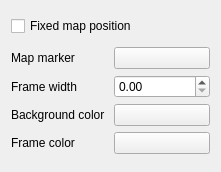
The window that src/ui/qgsannotationwidgetbase.ui (qgis/QGIS) describes before a commit, drawn with Qt 5.
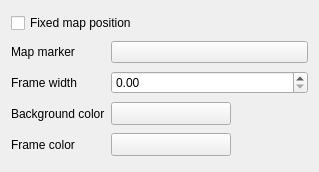
The same window after the commit. Custom widgets are drawn as their Qt base class.

Commit message: Port some more color buttons to QgsColorButtonV2

```diff
--- a/src/ui/qgsannotationwidgetbase.ui
+++ b/src/ui/qgsannotationwidgetbase.ui
@@ -6,15 +6,15 @@
    <rect>
     <x>0</x>
     <y>0</y>
-    <width>221</width>
+    <width>319</width>
     <height>172</height>
    </rect>
   </property>
   <property name="windowTitle">
    <string>Form</string>
   </property>
-  <layout class="QGridLayout" name="gridLayout_2">
-   <item row="0" column="0">
+  <layout class="QGridLayout" name="gridLayout">
+   <item row="0" column="0" colspan="2">
     <widget class="QCheckBox" name="mMapPositionFixedCheckBox">
      <property name="text">
       <string>Fixed map position</string>
@@ -22,22 +22,6 @@
     </widget>
    </item>
    <item row="1" column="0">
-    <layout class="QGridLayout" name="gridLayout">
-     <item row="3" column="1">
-      <widget class="QgsColorButton" name="mFrameColorButton">
-       <property name="text">
-        <string/>
-       </property>
-      </widget>
-     </item>
-     <item row="2" column="0">
-      <widget class="QLabel" name="mBackgroundColorLabel">
-       <property name="text">
-        <string>Background color</string>
-       </property>
-      </widget>
-     </item>
-     <item row="0" column="0">
       <widget class="QLabel" name="mMapMarkerLabel">
        <property name="text">
         <string>Map marker</string>
@@ -47,21 +31,14 @@
        </property>
       </widget>
      </item>
-     <item row="2" column="1">
-      <widget class="QgsColorButton" name="mBackgroundColorButton">
-       <property name="text">
-        <string/>
-       </property>
-      </widget>
-     </item>
-     <item row="0" column="1">
+   <item row="1" column="1">
       <widget class="QPushButton" name="mMapMarkerButton">
        <property name="text">
         <string/>
        </property>
       </widget>
      </item>
-     <item row="1" column="0">
+   <item row="2" column="0">
       <widget class="QLabel" name="mFrameWidthLabel">
        <property name="text">
         <string>Frame width</string>
@@ -71,25 +48,102 @@
        </property>
       </widget>
      </item>
-     <item row="1" column="1">
+   <item row="2" column="1">
       <widget class="QDoubleSpinBox" name="mFrameWidthSpinBox"/>
      </item>
      <item row="3" column="0">
+    <widget class="QLabel" name="mBackgroundColorLabel">
+     <property name="text">
+      <string>Background color</string>
+     </property>
+    </widget>
+   </item>
+   <item row="3" column="1">
+    <layout class="QHBoxLayout" name="horizontalLayout_2">
+     <item>
+      <widget class="QgsColorButtonV2" name="mBackgroundColorButton">
+       <property name="minimumSize">
+        <size>
+         <width>120</width>
+         <height>0</height>
+        </size>
+       </property>
+       <property name="maximumSize">
+        <size>
+         <width>120</width>
+         <height>16777215</height>
+        </size>
+       </property>
+       <property name="text">
+        <string/>
+       </property>
+      </widget>
+     </item>
+     <item>
+      <spacer name="horizontalSpacer_2">
+       <property name="orientation">
+        <enum>Qt::Horizontal</enum>
+       </property>
+       <property name="sizeHint" stdset="0">
+        <size>
+         <width>40</width>
+         <height>20</height>
+        </size>
+       </property>
+      </spacer>
+     </item>
+    </layout>
+   </item>
+   <item row="4" column="0">
       <widget class="QLabel" name="mFrameColorLabel">
        <property name="text">
         <string>Frame color</string>
        </property>
       </widget>
      </item>
+   <item row="4" column="1">
+    <layout class="QHBoxLayout" name="horizontalLayout">
+     <item>
+      <widget class="QgsColorButtonV2" name="mFrameColorButton">
+       <property name="minimumSize">
+        <size>
+         <width>120</width>
+         <height>0</height>
+        </size>
+       </property>
+       <property name="maximumSize">
+        <size>
+         <width>120</width>
+         <height>16777215</height>
+        </size>
+       </property>
+       <property name="text">
+        <string/>
+       </property>
+      </widget>
+     </item>
+     <item>
+      <spacer name="horizontalSpacer">
+       <property name="orientation">
+        <enum>Qt::Horizontal</enum>
+       </property>
+       <property name="sizeHint" stdset="0">
+        <size>
+         <width>40</width>
+         <height>20</height>
+        </size>
+       </property>
+      </spacer>
+     </item>
     </layout>
    </item>
   </layout>
  </widget>
  <customwidgets>
   <customwidget>
-   <class>QgsColorButton</class>
-   <extends>QPushButton</extends>
-   <header>qgscolorbutton.h</header>
+   <class>QgsColorButtonV2</class>
+   <extends>QToolButton</extends>
+   <header>qgscolorbuttonv2.h</header>
   </customwidget>
  </customwidgets>
  <resources/>
```
Lines whose indentation alone changed are shown as unchanged. The commit also changes 9 other files.
